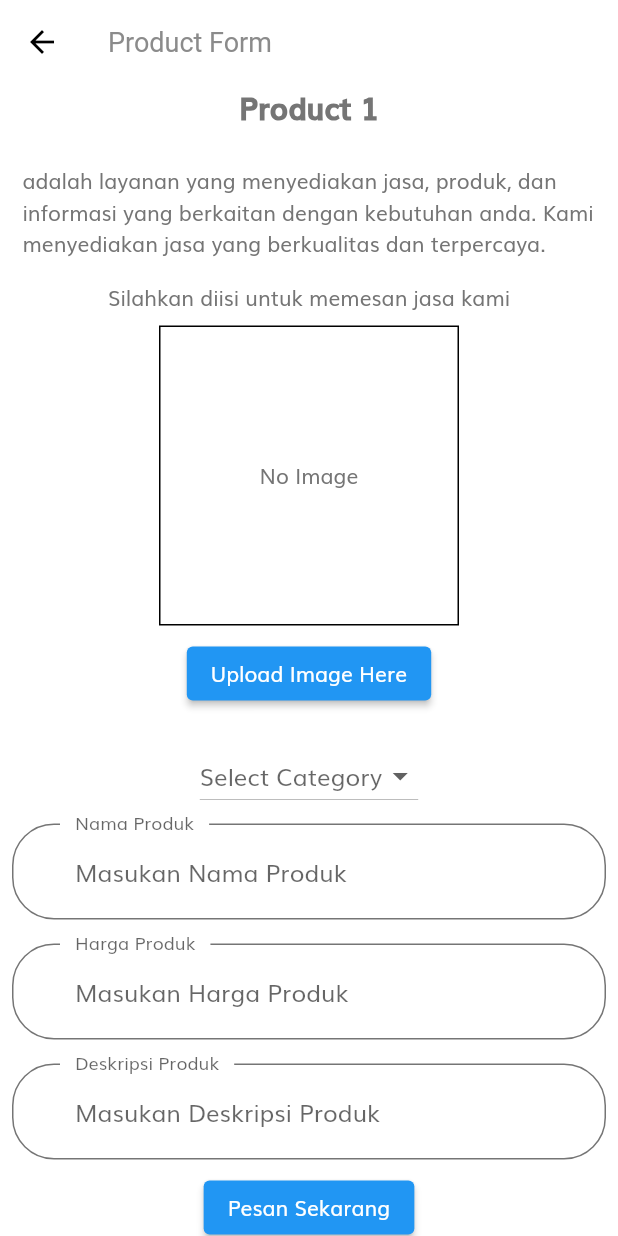
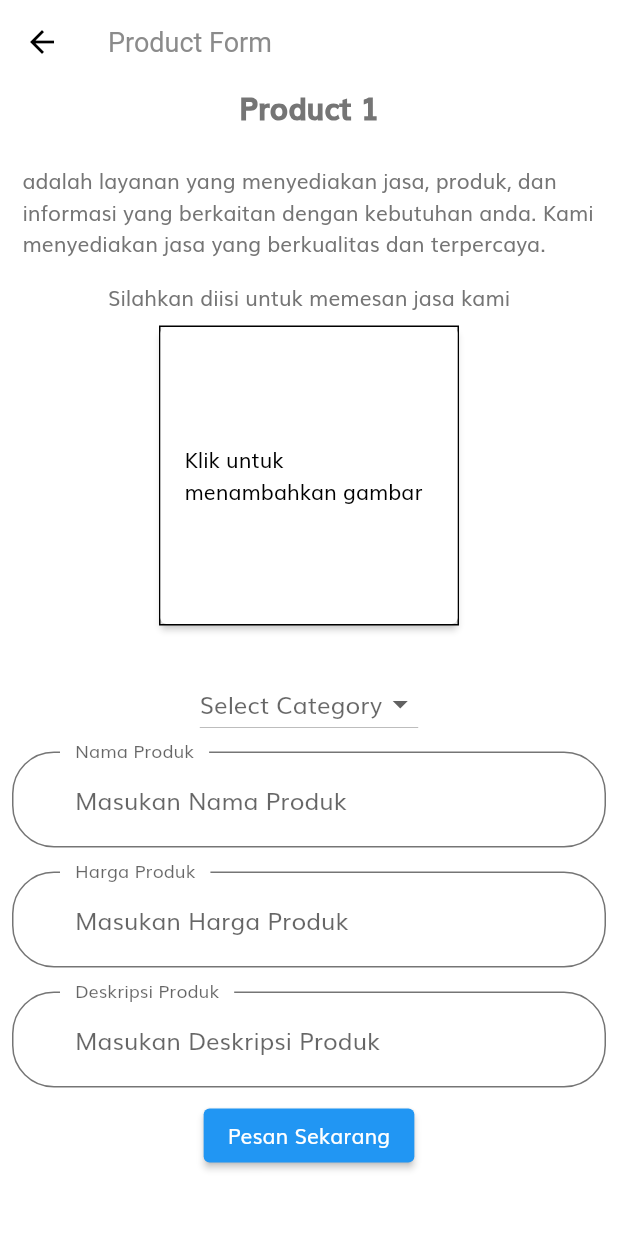
Before and after one commit to Angger-Raka/PlsFixTech, a Flutter app: the ProductFormScreen screen opened by its route, on a phone screen of 412 x 824 dp. Run offline on Flutter 3.47's test engine with Material 2 defaults, Android fonts, the phone set to English and light mode, and no system bars; our stand-ins replace carousel_slider, cloud_firestore, firebase_auth, firebase_core, firebase_database, firebase_storage and 4 more; accounts and stored records are empty.

Commit message:
fixed form image upload

```diff
--- a/lib/screens/product_form/components/form.dart
+++ b/lib/screens/product_form/components/form.dart
@@ -1,6 +1,7 @@
 import 'dart:io';
 
 import 'package:firebase_chatting/helper/chatting_firebase.dart';
+import 'package:firebase_chatting/models/components/default_button.dart';
 import 'package:firebase_chatting/screens/history/history_screen.dart';
 import 'package:flutter/material.dart';
 import 'package:image_picker/image_picker.dart';
@@ -40,25 +41,40 @@ class _FormProductState extends State<FormProduct> {
                       decoration: BoxDecoration(
                         border: Border.all(color: Colors.black),
                       ),
-                      child: const Center(child: Text("No Image")),
-                    )),
-          imagePath == null
-              ? ElevatedButton(
+                      child: ElevatedButton(
+                        style: ButtonStyle(
+                            backgroundColor:
+                                MaterialStatePropertyAll<Color>(Colors.white)),
                         onPressed: () async {
                           File file = await getImage();
                           imagePath = await DatabaseService.uploadImage(file);
                           setState(() {});
                         },
-                  child: const Text("Upload Image Here"),
-                )
-              : ElevatedButton(
-                  onPressed: () async {
+                        child: const Center(
+                          child: Text(
+                            "Klik untuk menambahkan gambar",
+                            style: TextStyle(fontSize: 14, color: Colors.black),
+                          ),
+                        ),
+                      ),
+                    )),
+          imagePath == null
+              ? const SizedBox()
+              : Padding(
+                  padding: const EdgeInsets.only(top: 8),
+                  child: SizedBox(
+                    height: 40,
+                    width: 180,
+                    child: DefaultButton(
+                      text: "Hapus Gambar",
+                      press: () async {
                         //delet image from storage firebase
                         await DatabaseService.deleteImage(imagePath!);
                         imagePath = null;
                         setState(() {});
                       },
-                  child: const Text("Remove Image"),
+                    ),
+                  ),
                 ),
           const SizedBox(
             height: 20,
```
Lines whose indentation alone changed are shown as unchanged.
